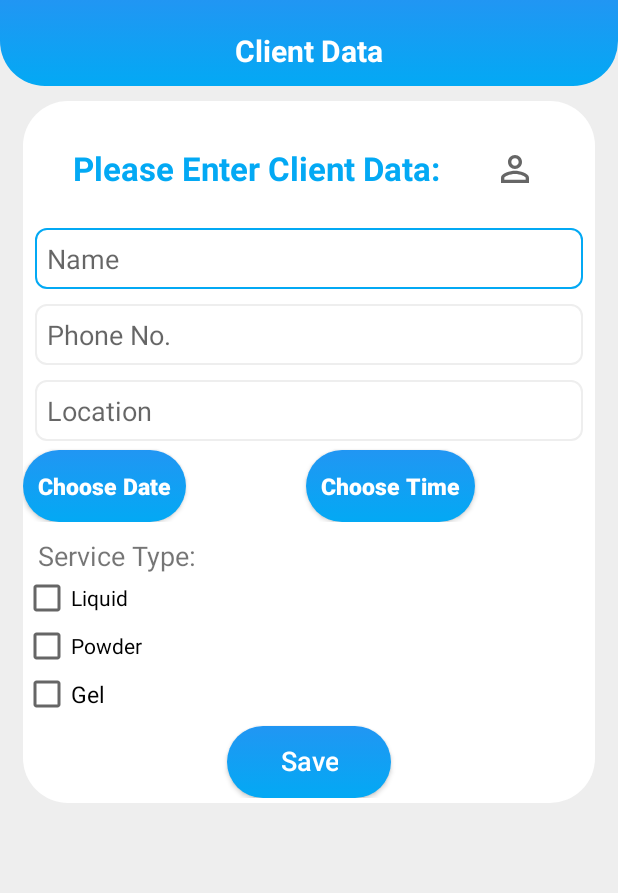
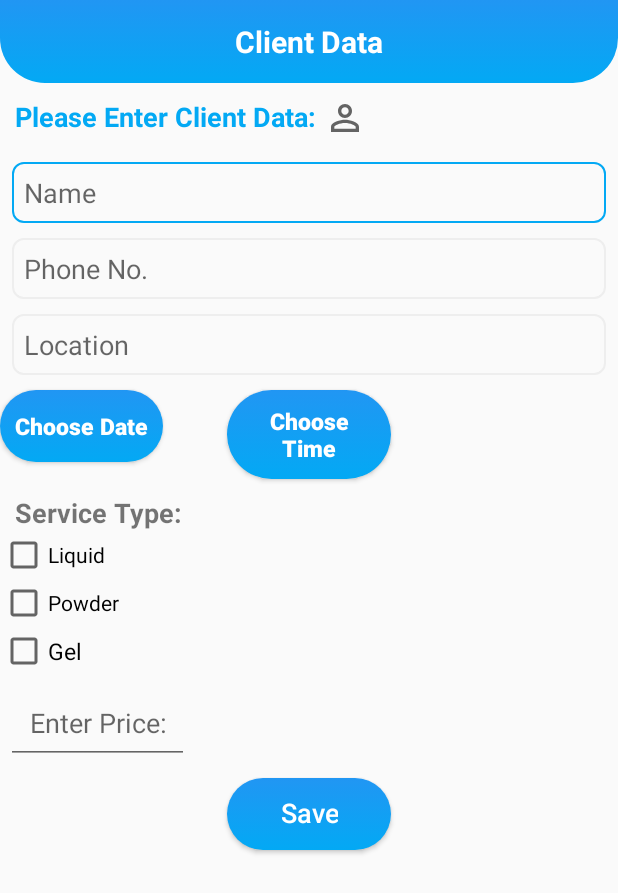
Before and after one commit to blblazami/DefenceLine, an Android app: the layout single_service.xml on its own in the app's theme, with its tools: preview values and no code run, on a phone screen of 412 x 824 dp. Shown: the top 893 px of the screen. Run offline under Robolectric (Android 15) with nearby library versions, the phone set to English and light mode, and no system bars.

Commit message:
last modification

```diff
--- a/app/build.gradle
+++ b/app/build.gradle
@@ -30,4 +30,7 @@ dependencies {
     androidTestImplementation 'androidx.test.ext:junit:1.1.1'
     androidTestImplementation 'androidx.test.espresso:espresso-core:3.2.0'
 
+    // recycler view
+    implementation "androidx.recyclerview:recyclerview:1.1.0"
+
 }
--- a/app/src/main/res/layout/single_service.xml
+++ b/app/src/main/res/layout/single_service.xml
@@ -1,52 +1,30 @@
 <?xml version="1.0" encoding="utf-8"?>
-<androidx.constraintlayout.widget.ConstraintLayout
+<ScrollView
     xmlns:android="http://schemas.android.com/apk/res/android"
-    xmlns:app="http://schemas.android.com/apk/res-auto"
     xmlns:tools="http://schemas.android.com/tools"
     android:layout_width="match_parent"
     android:layout_height="match_parent"
     tools:context=".MainActivity"
-    android:background="@color/light_gray">
+    android:scrollbars="vertical">
 
-    <RelativeLayout
-        android:id="@+id/rl_name_id"
-        android:layout_width="match_parent"
-        android:layout_height="wrap_content"
-        app:layout_constraintTop_toTopOf="parent"
-        android:background="@drawable/background_blue_toolbar">
-
-        <TextView
-            android:id="@+id/nameTxtV"
-            android:layout_width="match_parent"
-            android:layout_height="wrap_content"
-            android:layout_marginTop="10dp"
-            android:gravity="center"
-            android:text="Client Data"
-            android:textColor="@color/white"
-            android:textSize="20sp"
-            android:textStyle="bold"
-            android:padding="10dp"/>
-
-    </RelativeLayout>
 
     <LinearLayout
         android:id="@+id/client_LL"
         android:layout_width="match_parent"
-        android:layout_height="wrap_content"
-        android:orientation="vertical"
-        android:layout_marginTop="10dp"
-        android:layout_marginStart="15dp"
-        android:layout_marginEnd="15dp"
-        android:paddingTop="20dp"
-        android:paddingBottom="3dp"
-        app:layout_constraintTop_toBottomOf="@id/rl_name_id"
-        android:background="@drawable/background_white">
+        android:layout_height="match_parent"
+        android:orientation="vertical">
 
-        <LinearLayout
+        <TextView
+            android:id="@+id/tv_client"
             android:layout_width="match_parent"
-            android:layout_height="wrap_content"
-            android:orientation="horizontal"
-            android:gravity="center">
+            android:layout_height="match_parent"
+            android:gravity="center"
+            android:padding="14dp"
+            android:text="Client Data"
+            android:background="@drawable/background_blue_toolbar"
+            android:textColor="@color/white"
+            android:textSize="20sp"
+            android:textStyle="bold"/>
 
         <TextView
             android:id="@+id/client_data_tv"
@@ -56,17 +34,18 @@
             android:gravity="center"
             android:text="Please Enter Client Data:"
             android:textStyle="bold"
+            android:textAlignment="center"
             android:padding="10dp"
             android:textColor="@color/colorPrimary"
-                android:textSize="22sp"/>
+            android:textSize="18sp"/>
 
         <ImageView
             android:layout_width="60dp"
             android:layout_height="30dp"
+            android:layout_marginHorizontal="200dp"
+            android:layout_marginTop="-37dp"
             android:paddingTop="2dp"
             android:src="@drawable/ic_client"/>
-
-        </LinearLayout>
 
         <EditText
             android:id="@+id/client_name_id"
@@ -116,15 +95,10 @@
             android:textColor="@color/colorPrimary"
             android:textSize="18sp"/>
 
-    <LinearLayout
-        android:layout_width="match_parent"
-        android:layout_height="wrap_content"
-        android:orientation="horizontal">
-
         <Button
             android:layout_width="wrap_content"
             android:layout_height="wrap_content"
-            android:layout_marginTop="6dp"
+            android:layout_marginTop="10dp"
             android:text="Choose Date"
             android:textSize="15sp"
             android:paddingStart="10dp"
@@ -142,8 +116,8 @@
             android:id="@+id/chose_time_btn_id"
             android:layout_width="wrap_content"
             android:layout_height="wrap_content"
-            android:layout_marginTop="6dp"
-            android:layout_marginHorizontal="80dp"
+            android:layout_marginTop="-48dp"
+            android:layout_marginHorizontal="151dp"
             android:background="@drawable/background_blue_button"
             android:gravity="center"
             android:paddingStart="10dp"
@@ -156,14 +130,13 @@
             android:textSize="15sp"
             android:textStyle="bold" />
 
-    </LinearLayout>
-
         <TextView
             android:layout_width="match_parent"
             android:layout_height="wrap_content"
             android:layout_marginTop="10dp"
             android:layout_marginStart="10dp"
             android:text="Service Type:"
+            android:textStyle="bold"
             android:textSize="18sp"/>
         <CheckBox
             android:id="@+id/liquid_chkbox"
@@ -187,8 +160,18 @@
             android:layout_height="wrap_content"
             android:layout_gravity="center_vertical"/>
 
+        <EditText
+            android:id="@+id/enter_price_id"
+            android:layout_width="wrap_content"
+            android:layout_height="wrap_content"
+            android:hint="Enter Price:"
+            android:inputType="number"
+            android:padding="15dp"
+            android:layout_margin="4dp"
+            android:gravity="center|bottom"/>
+
         <Button
-            android:id="@+id/payNowButton"
+            android:id="@+id/save_Button_id"
             android:layout_width="wrap_content"
             android:layout_height="wrap_content"
             android:layout_marginTop="5dp"
@@ -204,5 +187,4 @@
             android:layout_gravity="center"/>
 
     </LinearLayout>
-
-</androidx.constraintlayout.widget.ConstraintLayout>
+</ScrollView>
```
Also changed, not shown: app/src/main/res/layout/contract_service.xml (+34 -54 lines). Lines whose indentation alone changed are shown as unchanged.
